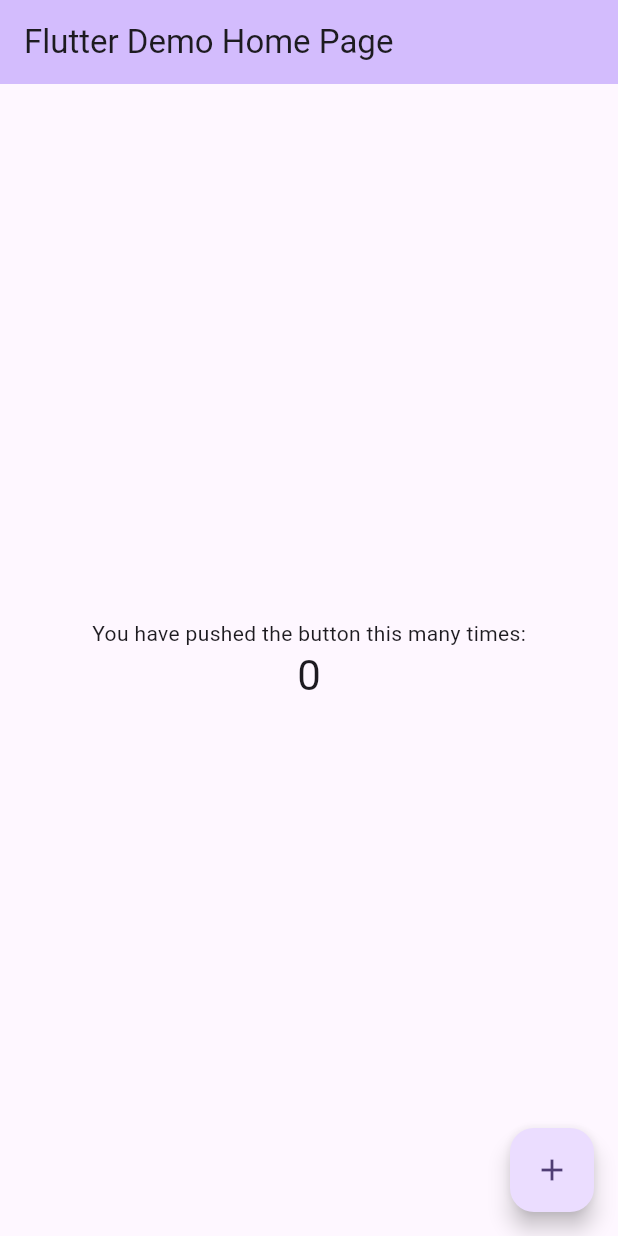
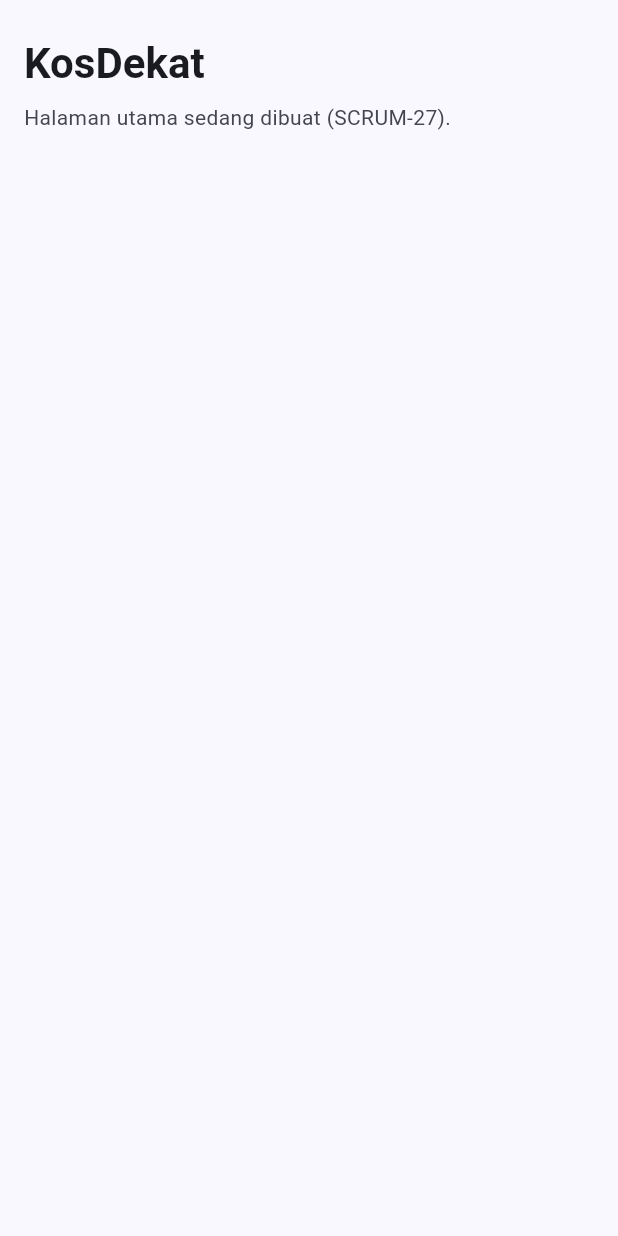
Before and after one commit to Bahaa-Arma/kost-dekat, a Flutter app: the screen it shows after launch, on a phone screen of 412 x 824 dp. Run offline on Flutter 3.47's test engine with Material 3 defaults, Android fonts, the phone set to English and light mode, and no system bars.

Commit message:
SCRUM-33 perbaikin hasil FE

```diff
--- a/app/lib/main.dart
+++ b/app/lib/main.dart
@@ -1,121 +1,51 @@
 import 'package:flutter/material.dart';
 
+import 'tema/tema_kosdekat.dart';
+
 void main() {
-  runApp(const MyApp());
+  runApp(const KosDekatApp());
 }
 
-class MyApp extends StatelessWidget {
-  const MyApp({super.key});
+class KosDekatApp extends StatelessWidget {
+  const KosDekatApp({super.key});
 
-  // This widget is the root of your application.
   @override
   Widget build(BuildContext context) {
     return MaterialApp(
-      title: 'Flutter Demo',
-      theme: ThemeData(
-        // This is the theme of your application.
-        //
-        // TRY THIS: Try running your application with "flutter run". You'll see
-        // the application has a purple toolbar. Then, without quitting the app,
-        // try changing the seedColor in the colorScheme below to Colors.green
-        // and then invoke "hot reload" (save your changes or press the "hot
-        // reload" button in a Flutter-supported IDE, or press "r" if you used
-        // the command line to start the app).
-        //
-        // Notice that the counter didn't reset back to zero; the application
-        // state is not lost during the reload. To reset the state, use hot
-        // restart instead.
-        //
-        // This works for code too, not just values: Most code changes can be
-        // tested with just a hot reload.
-        colorScheme: .fromSeed(seedColor: Colors.deepPurple),
-      ),
-      home: const MyHomePage(title: 'Flutter Demo Home Page'),
+      title: 'KosDekat',
+      theme: temaTerang,
+      darkTheme: temaGelap,
+      themeMode: ThemeMode.system,
+      // TODO(SCRUM-27): ganti dengan HalamanUtama (NavigationBar Cari, Favorit, Profil).
+      home: const _HalamanSementara(),
     );
   }
 }
 
-class MyHomePage extends StatefulWidget {
-  const MyHomePage({super.key, required this.title});
-
-  // This widget is the home page of your application. It is stateful, meaning
-  // that it has a State object (defined below) that contains fields that affect
-  // how it looks.
-
-  // This class is the configuration for the state. It holds the values (in this
-  // case the title) provided by the parent (in this case the App widget) and
-  // used by the build method of the State. Fields in a Widget subclass are
-  // always marked "final".
-
-  final String title;
-
-  @override
-  State<MyHomePage> createState() => _MyHomePageState();
-}
-
-class _MyHomePageState extends State<MyHomePage> {
-  int _counter = 0;
-
-  void _incrementCounter() {
-    setState(() {
-      // This call to setState tells the Flutter framework that something has
-      // changed in this State, which causes it to rerun the build method below
-      // so that the display can reflect the updated values. If we changed
-      // _counter without calling setState(), then the build method would not be
-      // called again, and so nothing would appear to happen.
-      _counter++;
-    });
-  }
+class _HalamanSementara extends StatelessWidget {
+  const _HalamanSementara();
 
   @override
   Widget build(BuildContext context) {
-    // This method is rerun every time setState is called, for instance as done
-    // by the _incrementCounter method above.
-    //
-    // The Flutter framework has been optimized to make rerunning build methods
-    // fast, so that you can just rebuild anything that needs updating rather
-    // than having to individually change instances of widgets.
+    final teks = Theme.of(context).textTheme;
     return Scaffold(
-      appBar: AppBar(
-        // TRY THIS: Try changing the color here to a specific color (to
-        // Colors.amber, perhaps?) and trigger a hot reload to see the AppBar
-        // change color while the other colors stay the same.
-        backgroundColor: Theme.of(context).colorScheme.inversePrimary,
-        // Here we take the value from the MyHomePage object that was created by
-        // the App.build method, and use it to set our appbar title.
-        title: Text(widget.title),
-      ),
-      body: Center(
-        // Center is a layout widget. It takes a single child and positions it
-        // in the middle of the parent.
-        child: Column(
-          // Column is also a layout widget. It takes a list of children and
-          // arranges them vertically. By default, it sizes itself to fit its
-          // children horizontally, and tries to be as tall as its parent.
-          //
-          // Column has various properties to control how it sizes itself and
-          // how it positions its children. Here we use mainAxisAlignment to
-          // center the children vertically; the main axis here is the vertical
-          // axis because Columns are vertical (the cross axis would be
-          // horizontal).
-          //
-          // TRY THIS: Invoke "debug painting" (choose the "Toggle Debug Paint"
-          // action in the IDE, or press "p" in the console), to see the
-          // wireframe for each widget.
-          mainAxisAlignment: .center,
-          children: [
-            const Text('You have pushed the button this many times:'),
-            Text(
-              '$_counter',
-              style: Theme.of(context).textTheme.headlineMedium,
-            ),
-          ],
+      body: SafeArea(
+        child: Padding(
+          padding: const EdgeInsets.fromLTRB(16, 24, 16, 16),
+          child: Column(
+            crossAxisAlignment: CrossAxisAlignment.start,
+            children: [
+              Text('KosDekat', style: teks.headlineMedium),
+              const SizedBox(height: 8),
+              Text(
+                'Halaman utama sedang dibuat (SCRUM-27).',
+                style: teks.bodyMedium?.copyWith(
+                  color: Theme.of(context).colorScheme.onSurfaceVariant,
+                ),
+              ),
+            ],
+          ),
         ),
-      ),
-      floatingActionButton: FloatingActionButton(
-        onPressed: _incrementCounter,
-        tooltip: 'Increment',
-        child: const Icon(Icons.add),
       ),
     );
   }
```
Also changed, not shown: app/lib/tema/tema_kosdekat.dart (added, +58 -0 lines), 1 other file.
